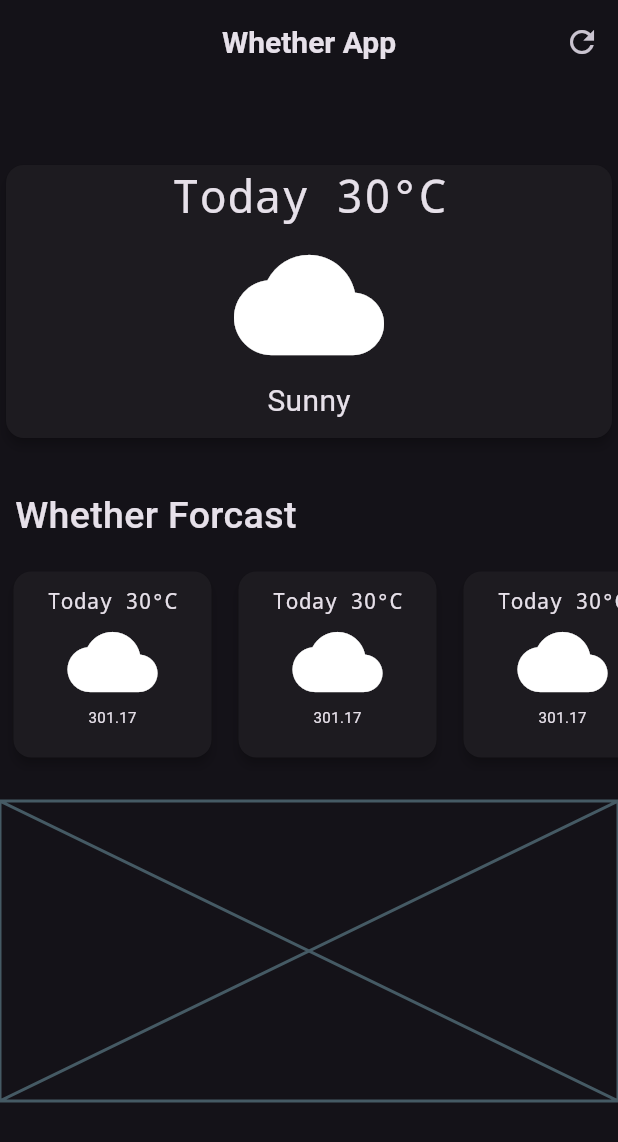
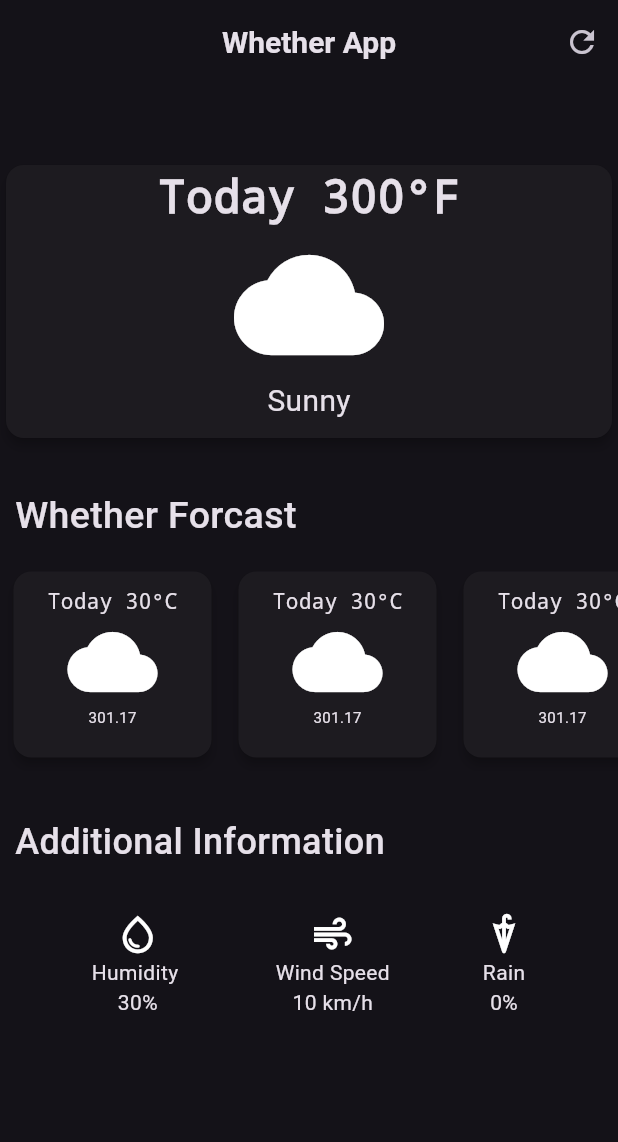
Before and after one commit to rajpurkait9/whether-App, a Flutter app: the screen it shows after launch, on a phone screen of 412 x 824 dp. Shown: the top 1142 px of the screen. Run offline on Flutter 3.47's test engine with Material 3 defaults, Android fonts, the phone set to English and light mode, and no system bars.

Commit message:
complete UI

```diff
--- a/lib/Screens/whether_page.dart
+++ b/lib/Screens/whether_page.dart
@@ -42,11 +42,11 @@ class WhetherPage extends StatelessWidget {
               child: Column(
                 children: [
                   Text(
-                    'Today 30°C',
+                    'Today 300°F',
                     style: TextStyle(
                       fontSize: 30,
                       fontFamily: 'monospace',
-                      fontWeight: FontWeight.w300,
+                      fontWeight: FontWeight.w600,
                     ),
                   ),
                   Icon(
@@ -91,6 +91,9 @@ class WhetherPage extends StatelessWidget {
                 WhetherCards(),
                 WhetherCards(),
                 WhetherCards(),
+                WhetherCards(),
+                WhetherCards(),
+                WhetherCards(),
               ],
             ),
           ),
@@ -98,8 +101,55 @@ class WhetherPage extends StatelessWidget {
           const SizedBox(
             height: 20,
           ),
-          const Placeholder(
-            fallbackHeight: 200,
+          Container(
+            padding: const EdgeInsets.all(10),
+            alignment: Alignment.centerLeft,
+            child: const Text(
+              'Additional Information',
+              textAlign: TextAlign.left,
+              style: TextStyle(
+                fontSize: 24,
+                fontWeight: FontWeight.w500,
+              ),
+            ),
+          ),
+          const SizedBox(
+            height: 20,
+          ),
+          const Row(
+            mainAxisAlignment: MainAxisAlignment.spaceEvenly,
+            children: [
+              Column(
+                children: [
+                  Icon(
+                    Icons.water_drop_outlined,
+                    size: 30,
+                  ),
+                  Text('Humidity '),
+                  Text('30%'),
+                ],
+              ),
+              Column(
+                children: [
+                  Icon(
+                    Icons.air_outlined,
+                    size: 30,
+                  ),
+                  Text('Wind Speed'),
+                  Text('10 km/h'),
+                ],
+              ),
+              Column(
+                children: [
+                  Icon(
+                    Icons.umbrella_outlined,
+                    size: 30,
+                  ),
+                  Text('Rain'),
+                  Text('0%'),
+                ],
+              ),
+            ],
           ),
         ],
       ),
```
